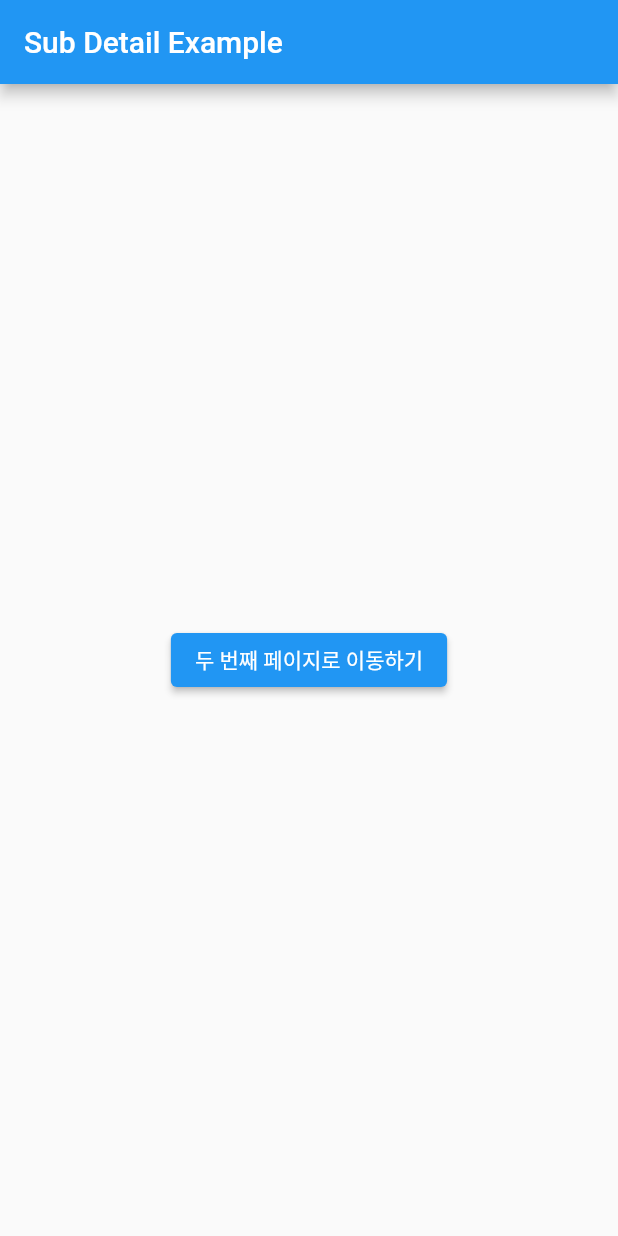
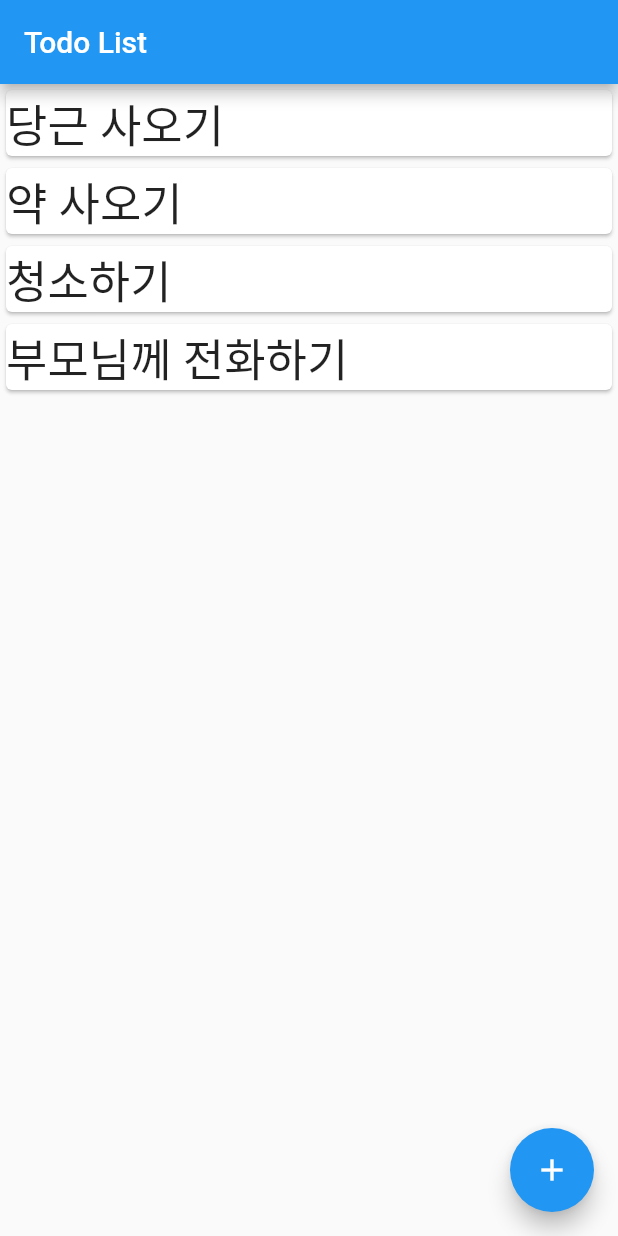
Before and after one commit to uheaji/flutter-study, a Flutter app: the screen it shows after launch, on a phone screen of 412 x 824 dp. Run offline on Flutter 3.47's test engine with Material 2 defaults, Android fonts, the phone set to English and light mode, and no system bars; our stand-ins replace dio, flutter_icons, matcher.

Commit message:
11. todo list app

```diff
--- a/flutter_todo_list/lib/subDetail.dart
+++ b/flutter_todo_list/lib/subDetail.dart
@@ -9,24 +9,54 @@ class SubDetail extends StatefulWidget {
 }
 
 class _SubDetail extends State<SubDetail> {
+  List<String> todoList = new List.empty(growable: true);
+
+  @override
+  void initState() {
+    super.initState();
+    todoList.add('당근 사오기');
+    todoList.add('약 사오기');
+    todoList.add('청소하기');
+    todoList.add('부모님께 전화하기');
+  }
+
+
   @override
   Widget build(BuildContext context) {
     return Scaffold(
       appBar: AppBar(
-        title: Text('Sub Detail Example'),
+        title: Text('Todo List'),
       ),
-      body: Container(
-        child: Center(
-          child: ElevatedButton(
-            onPressed: () {
-              // pushReplacementNamed() 함수는 스택 메모리에 있는 자료를 교체한다. 스택메모리에 자료를 추가하지 않음 !
-              // Navigator.of(context).pushReplacementNamed('/second');
-              Navigator.of(context).pushNamed('/second');
-            },
-            child: Text('두 번째 페이지로 이동하기'),
-          ),
-        ),
+      body: ListView.builder(
+        itemBuilder: (context, index) {
+          return Card(
+            child: InkWell(
+              child: Text(
+                todoList[index],
+                style: TextStyle(fontSize: 30),
+              ),
+              onTap: () {
+                Navigator.of(context).pushNamed('/third', arguments: todoList[index]);
+              },
+            ),
+          );
+        },
+        itemCount: todoList.length,
+      ),
+      floatingActionButton: FloatingActionButton(
+        child: Icon(Icons.add),
+        onPressed: () {
+          _addNaviation(context);
+        },
       ),
     );
   }
+
+  // todoList를 추가하는 함수
+  void _addNaviation(BuildContext context) async {
+    final result = await Navigator.of(context).pushNamed('/second');
+    setState(() {
+      todoList.add(result as String);
+    });
+  }
 }
```
Also changed, not shown: flutter_todo_list/lib/secondDetail.dart (+16 -13 lines), flutter_todo_list/lib/thirdPage.dart (+8 -7 lines).
